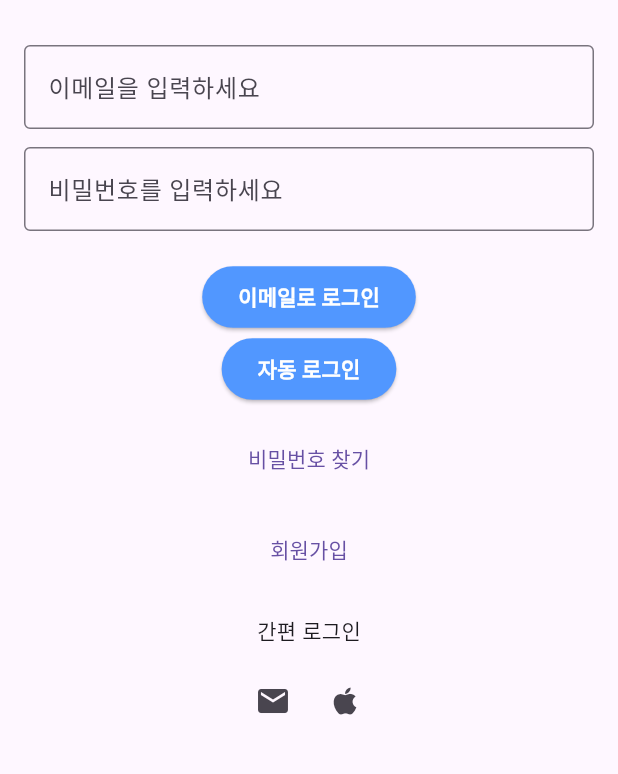
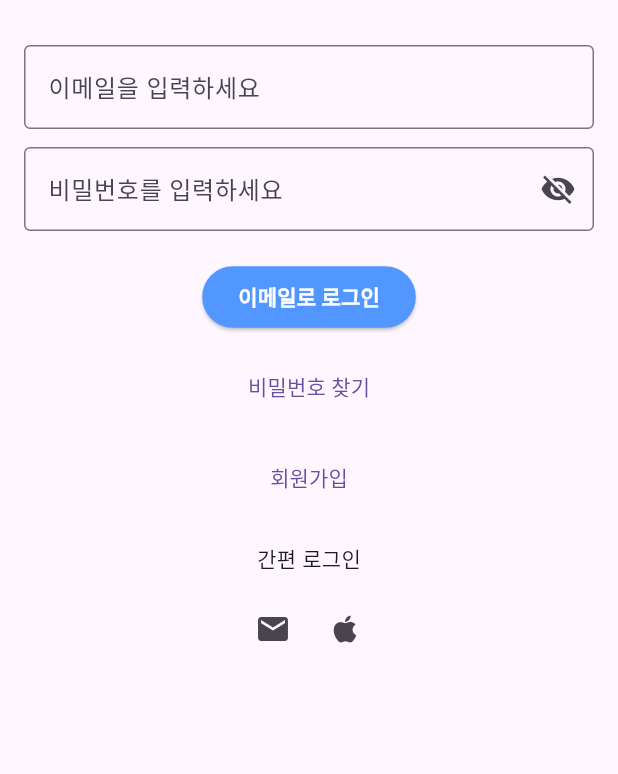
Before and after one commit to TAEHONG-LEE/cnuity, a Flutter app: the screen it shows after launch, on a phone screen of 412 x 824 dp, the part 162-936 px from its top. Run offline on Flutter 3.47's test engine with Material 3 defaults, Android fonts, the phone set to English and light mode, and no system bars; our stand-ins replace cloud_firestore, confetti, firebase_auth, firebase_core, firebase_messaging, flutter_local_notifications and 3 more; missing offline and left inert: mobile_scanner; accounts and stored records are empty.

Commit message:
비밀번호 보이기/숨기기 기능 추가

```diff
--- a/assets/kkaezam_missions.json
+++ b/assets/kkaezam_missions.json
@@ -52,7 +52,7 @@
     "reward": 10,
     "isRepeatable": true,
     "period": "none",
-    "active": true
+    "active": false
   },
   "wake_before_7am": {
     "title": "오전 7시 이전 기상",
@@ -63,7 +63,7 @@
     "reward": 10,
     "isRepeatable": true,
     "period": "daily",
-    "active": true
+    "active": false
   },
   "return_seat_success": {
     "title": "좌석 반납 성공",
@@ -74,7 +74,7 @@
     "reward": 10,
     "isRepeatable": true,
     "period": "daily",
-    "active": true
+    "active": false
   },
   "set_and_complete_goal": {
     "title": "학습 목표 달성",
--- a/lib/screens/kkaezam/qr/scan_qr_screen.dart
+++ b/lib/screens/kkaezam/qr/scan_qr_screen.dart
@@ -173,6 +173,7 @@ class _ScanQrScreenState extends State<ScanQrScreen> {
         'point': FieldValue.increment(pointsToReward),
         'totalEarnedPoints': FieldValue.increment(pointsToReward),
         'wakeByOtherCount': FieldValue.increment(1),
+        'lastWakeTime': Timestamp.fromDate(wakeTime),
       });
 
       await targetRef.collection('point_logs').add({
@@ -351,6 +352,7 @@ class _ScanQrScreenState extends State<ScanQrScreen> {
       'totalSessions': FieldValue.increment(1),
       'selfWakeCount': FieldValue.increment(1),
       'lastSessionId': sessionRef.id,
+      'lastWakeTime': Timestamp.fromDate(wakeTime),
       if (pointsDelta > 0)
         'totalEarnedPoints': FieldValue.increment(pointsDelta),
       if (pointsDelta < 0)
--- a/lib/screens/login_screen.dart
+++ b/lib/screens/login_screen.dart
@@ -17,6 +17,8 @@ class LoginScreen extends StatefulWidget {
 class _LoginScreenState extends State<LoginScreen> {
   final TextEditingController emailController = TextEditingController();
   final TextEditingController passwordController = TextEditingController();
+
+  bool _obscurePassword = true;
 
   Future<void> navigateToHome(BuildContext context) async {
     if (!context.mounted) return;
@@ -138,10 +140,20 @@ class _LoginScreenState extends State<LoginScreen> {
             const SizedBox(height: 12),
             TextField(
               controller: passwordController,
-              obscureText: true,
-              decoration: const InputDecoration(
+              obscureText: _obscurePassword, // ← 변경
+              decoration: InputDecoration(
                 labelText: '비밀번호를 입력하세요',
                 border: OutlineInputBorder(),
+                suffixIcon: IconButton(
+                  icon: Icon(
+                    _obscurePassword ? Icons.visibility_off : Icons.visibility,
+                  ),
+                  onPressed: () {
+                    setState(() {
+                      _obscurePassword = !_obscurePassword;
+                    });
+                  },
+                ),
               ),
             ),
             const SizedBox(height: 20),
@@ -162,23 +174,23 @@ class _LoginScreenState extends State<LoginScreen> {
                 ),
               ),
             ),
-            ElevatedButton(
-              onPressed: adminAutoLogin,
-              child: const Text(
-                '자동 로그인',
-                style: TextStyle(
-                  color: Colors.white,
-                  fontWeight: FontWeight.bold,
-                ),
-              ),
-              style: ElevatedButton.styleFrom(
-                backgroundColor: const Color(0xFF5197FF),
-                padding: const EdgeInsets.symmetric(
-                  vertical: 10,
-                  horizontal: 24,
-                ),
-              ),
-            ),
+            // ElevatedButton(
+            //   onPressed: adminAutoLogin,
+            //   child: const Text(
+            //     '자동 로그인',
+            //     style: TextStyle(
+            //       color: Colors.white,
+            //       fontWeight: FontWeight.bold,
+            //     ),
+            //   ),
+            //   style: ElevatedButton.styleFrom(
+            //     backgroundColor: const Color(0xFF5197FF),
+            //     padding: const EdgeInsets.symmetric(
+            //       vertical: 10,
+            //       horizontal: 24,
+            //     ),
+            //   ),
+            // ),
             const SizedBox(height: 12),
             TextButton(
               onPressed: () {
```
